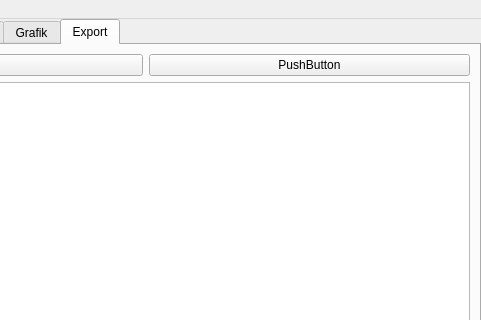
Above: Test2.ui from LadontherealOne/GeoCalc before the change; both pictures show x 189 to 670 and y 0 to 320 of the 670 by 506 pixel window. Below: the same form after it.
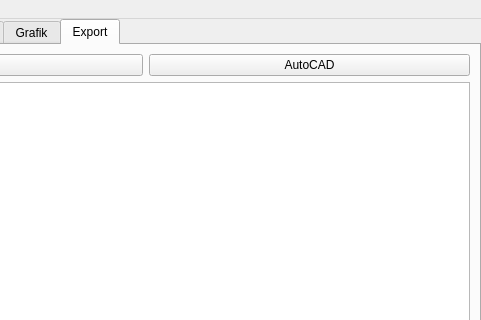
That is the form after the change.

```diff
--- a/Test2.ui
+++ b/Test2.ui
@@ -386,7 +386,7 @@
         <item row="0" column="1">
          <widget class="QPushButton" name="pushButton_2">
           <property name="text">
-           <string>PushButton</string>
+           <string>AutoCAD</string>
           </property>
          </widget>
         </item>
```
Left out of the diff: 4 changed lines with no effect on the pictures.
